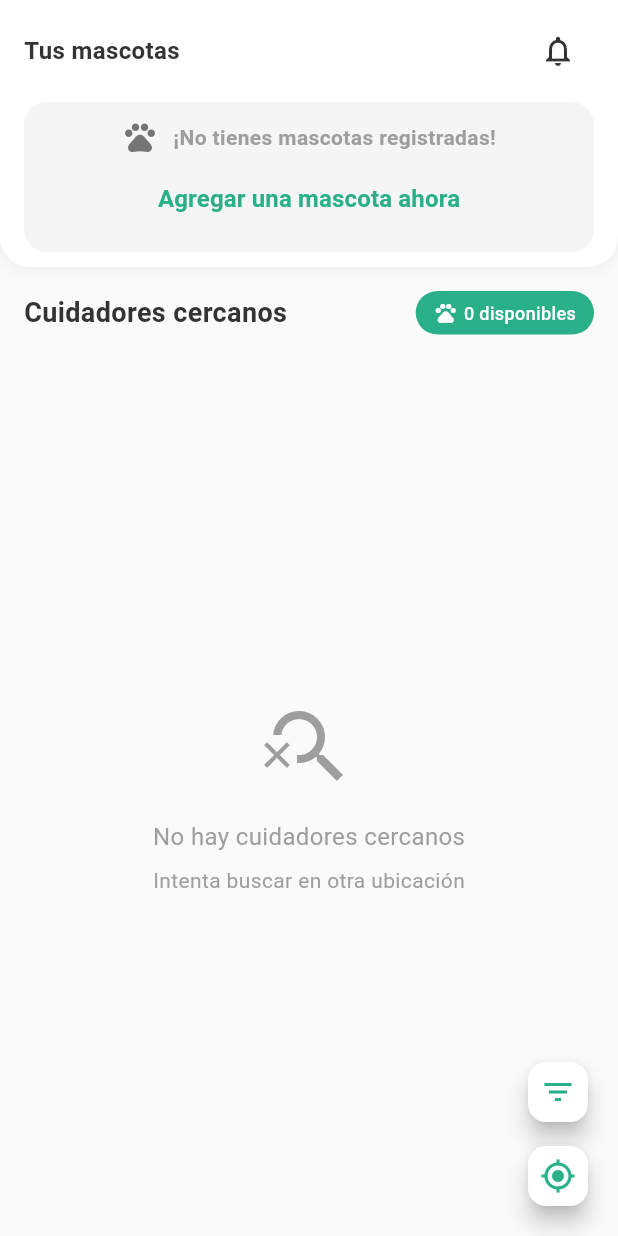
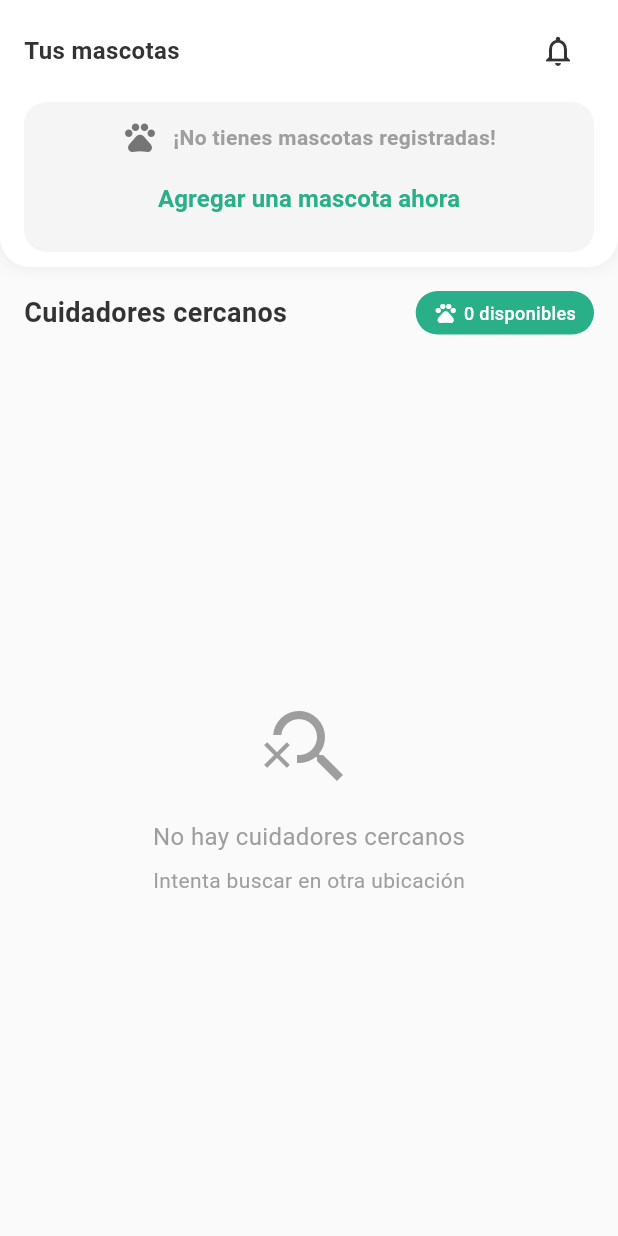
Before and after one commit to Tralaleritos/Frontend-HappyPaws, a Flutter app: the _HomeScreenContent screen opened directly, on a phone screen of 412 x 824 dp. Run offline on Flutter 3.47's test engine with Material 3 defaults, Android fonts, the phone set to English and light mode, and no system bars; our stand-ins replace carousel_slider, device_info_plus, email_validator, fluttertoast, font_awesome_flutter, geocoding and 7 more; missing offline and left inert: stomp_dart_client; accounts and stored records are empty; network calls fail.

Commit message:
remove icons

```diff
--- a/lib/screens/views_pet_owner/home/home_screen.dart
+++ b/lib/screens/views_pet_owner/home/home_screen.dart
@@ -172,7 +172,6 @@ class _HomeScreenContent extends StatelessWidget {
                     ),
                   );
                 }
-
                 return GridView.builder(
                   padding: const EdgeInsets.symmetric(horizontal: 16),
                   gridDelegate: const SliverGridDelegateWithFixedCrossAxisCount(
@@ -195,36 +194,6 @@ class _HomeScreenContent extends StatelessWidget {
           ),
         ],
       ),
-      floatingActionButton: Column(
-        mainAxisAlignment: MainAxisAlignment.end,
-        children: [
-          // Botón de filtros
-          FloatingActionButton(
-            heroTag: 'filter_button',
-            mini: true,
-            backgroundColor: Colors.white,
-            onPressed: () {
-              // Mostrar modal de filtros
-            },
-            child: const Icon(
-              Icons.filter_list,
-              color: AppColors.primary,
-            ),
-          ),
-          const SizedBox(height: 8),
-          // Botón de ubicación actual
-          FloatingActionButton(
-            heroTag: 'location_button',
-            mini: true,
-            backgroundColor: Colors.white,
-            onPressed: controller.getCurrentLocation,
-            child: const Icon(
-              Icons.my_location,
-              color: AppColors.primary,
-            ),
-          ),
-        ],
-      ),
     );
   }
 }
```
Also changed, not shown: lib/screens/views_pet_owner/profile/profile_screen.dart (+0 -56 lines).
